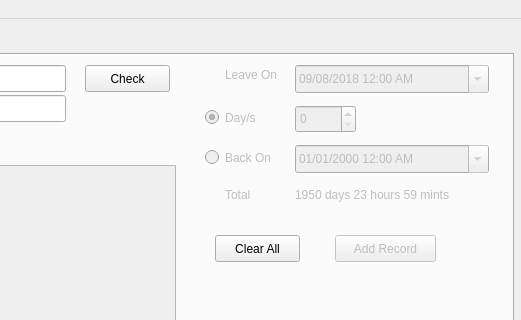
The window that mainwindow.ui (Weemy96/slms) describes before a commit, drawn with Qt 5; both pictures show x 197 to 718 and y 0 to 320 of the 718 by 457 pixel window.
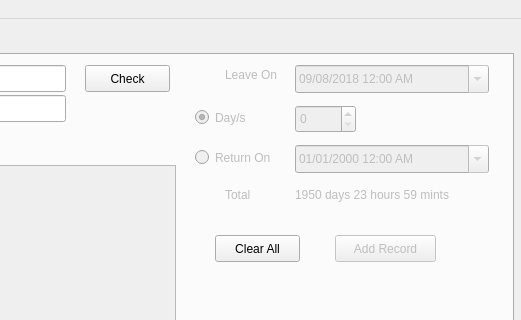
The same window after the commit.

Diff of the .ui file:
```diff
--- a/mainwindow.ui
+++ b/mainwindow.ui
@@ -223,7 +223,7 @@
       </property>
       <property name="geometry">
        <rect>
-        <x>390</x>
+        <x>380</x>
         <y>50</y>
         <width>61</width>
         <height>25</height>
@@ -242,14 +242,14 @@
       </property>
       <property name="geometry">
        <rect>
-        <x>390</x>
+        <x>380</x>
         <y>90</y>
-        <width>81</width>
+        <width>91</width>
         <height>25</height>
        </rect>
       </property>
       <property name="text">
-       <string>Back On</string>
+       <string>Return On</string>
       </property>
      </widget>
      <widget class="QDateTimeEdit" name="txt_return_back_date_time">
```
